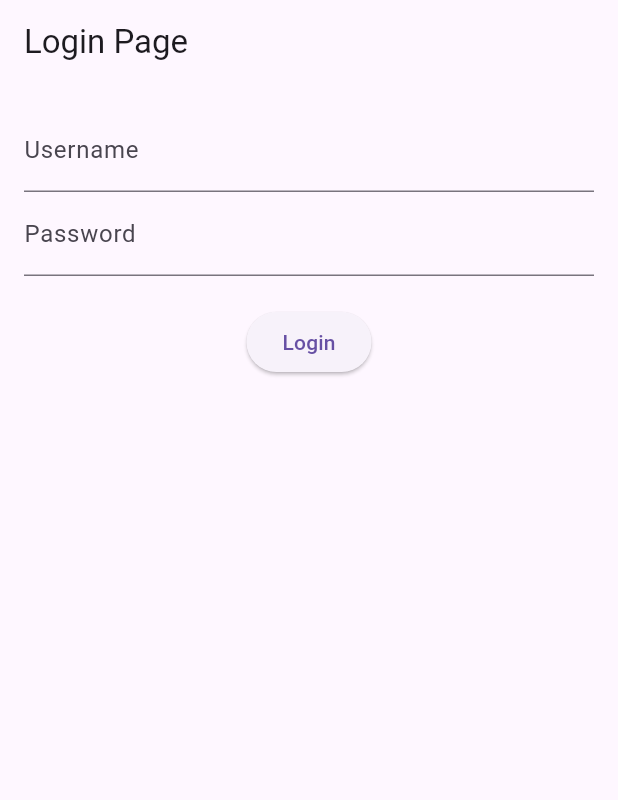
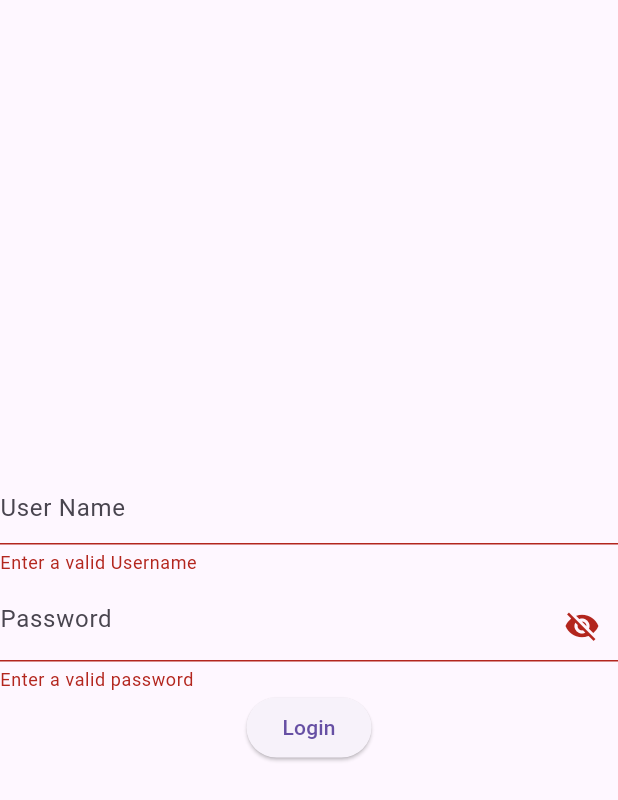
Before and after one commit to amalgopal/Api_Authentication, a Flutter app: the screen it shows after launch, after a tap on "Login", on a phone screen of 412 x 824 dp. Shown: the top 800 px of the screen. Run offline on Flutter 3.47's test engine with Material 3 defaults, Android fonts, the phone set to English and light mode, and no system bars; our stand-ins replace shared_preferences.

Commit message:
i facing auth return null

```diff
--- /dev/null
+++ b/lib/api/api.dart
@@ -0,0 +1,5 @@
+class API {
+  final baseUrl ='https://flutter-amr.noviindus.in/api/';
+  final autUrl='Login';
+
+}
--- a/lib/function/api_function.dart
+++ /dev/null
@@ -1,28 +0,0 @@
-import 'dart:convert';
-import 'package:http/http.dart' as http;
-
-Future<bool> login(String username, String password) async {
-  final url = 'https://flutter-amr.noviindus.in/api/Login';
-  final headers = {
-    'Content-Type': 'application/json',
-  };
-  final body = jsonEncode({
-    'username': username,
-    'password': password,
-  });
-
-  final response = await http.post(
-    Uri.parse(url),
-    headers: headers,
-    body: body,
-  );
-
-  if (response.statusCode == 200) {
-    print("responsCode${response.statusCode}");
-    return true;
-  } else {
-    // Failed to log in
-    print('Failed to log in: ${response.statusCode}');
-    return false;
-  }
-}
--- a/lib/screens/login_page.dart
+++ b/lib/screens/login_page.dart
@@ -1,61 +1,100 @@
+import 'dart:developer';
+
 import 'package:flutter/material.dart';
-import 'package:login_api_authentication/function/api_function.dart';
-import 'package:login_api_authentication/screens/home_page.dart';
-import 'login_service.dart';
+import 'package:login_api_authentication/services/user_auth_service.dart';
 
 class LoginPage extends StatefulWidget {
+  const LoginPage({super.key});
+
   @override
-  _LoginPageState createState() => _LoginPageState();
+  State<LoginPage> createState() => _LoginPageState();
 }
 
 class _LoginPageState extends State<LoginPage> {
-  final TextEditingController _usernameController = TextEditingController();
+  final TextEditingController _userNameController = TextEditingController();
   final TextEditingController _passwordController = TextEditingController();
+  bool visibility = true;
+  final _loginKey = GlobalKey<FormState>();
+
+  @override
+  void dispose() {
+    _userNameController.dispose();
+    _passwordController.dispose();
+    super.dispose();
+  }
 
   @override
   Widget build(BuildContext context) {
     return Scaffold(
-      appBar: AppBar(
-        title: Text('Login Page'),
-      ),
-      body: Padding(
-        padding: EdgeInsets.all(16.0),
+      body: Form(
+        key: _loginKey,
         child: Column(
+          mainAxisAlignment: MainAxisAlignment.center,
+          crossAxisAlignment: CrossAxisAlignment.center,
           children: [
-            TextField(
-              controller: _usernameController,
-              decoration: InputDecoration(labelText: 'Username'),
+            TextFormField(
+              controller: _userNameController,
+              validator: (value) {
+                if (value!.isEmpty) {
+                  return "Enter a valid Username";
+                }
+                return null;
+              },
+              decoration: const InputDecoration(
+                hintText: "User Name",
+              ),
             ),
-            TextField(
+            const SizedBox(
+              height: 10,
+            ),
+            TextFormField(
+              obscureText: visibility,
               controller: _passwordController,
-              decoration: InputDecoration(labelText: 'Password'),
-              obscureText: true,
+              validator: (value) {
+                if (value!.isEmpty) {
+                  return 'Enter a valid password';
+                }
+                return null;
+              },
+              decoration: InputDecoration(
+                hintText: 'Password',
+                suffixIcon: IconButton(
+                  onPressed: () {
+                    setState(() {
+                      visibility = !visibility;
+                    });
+                  },
+                  icon: visibility
+                      ? const Icon(Icons.visibility_off)
+                      : const Icon(Icons.visibility),
+                ),
+              ),
             ),
-            SizedBox(height: 20),
             ElevatedButton(
               onPressed: () async {
-                String username = _usernameController.text;
-                String password = _passwordController.text;
-                bool isLoggedIn = await login(username, password);
-                if (isLoggedIn) {
-                  // Navigate to the next page or show a success message
-print("islogin$isLoggedIn");                  Navigator.of(context).pushReplacement(MaterialPageRoute(builder: (context)=>HomePage()));
-                } else {
-                  // Show an error message
-                  print("islogin$isLoggedIn");
+                if (_loginKey.currentState!.validate()) {
+                  final authService = AuthService();
+                  final userName = _userNameController.text;
+                  final password = _passwordController.text;
+
+
+                  try {
+                    final userData = await authService.loginFunction(userName, password);
+                    if (userData!=null) {
+                      log("userdata ${userData.token}");
+                    } else {
+                      log("Login failed");
+                    }
+                  } catch (e) {
+                    log("Error during login: $e");
+                  }
                 }
               },
-              child: Text('Login'),
-            ),
+              child: const Text("Login"),
+            )
           ],
         ),
       ),
     );
   }
 }
-
-void main() {
-  runApp(MaterialApp(
-    home: LoginPage(),
-  ));
-}
--- a/lib/screens/login_service.dart
+++ /dev/null
@@ -1 +0,0 @@
-// TODO Implement this library.
--- /dev/null
+++ b/lib/services/user_auth_service.dart
@@ -0,0 +1,38 @@
+import 'dart:convert';
+import 'dart:developer';
+import 'package:http/http.dart' as http;
+import 'package:login_api_authentication/api/api.dart';
+import 'package:login_api_authentication/model/user_model.dart';
+import 'package:shared_preferences/shared_preferences.dart';
+
+class AuthService {
+  Future<LoginModel?> loginFunction(String username, String password) async {
+    final body = {'username': username, 'password': password};
+    final headers = {'Content-Type': 'application/json'};
+    try {
+      final response = await http.post(
+          Uri.parse("${API().baseUrl}${API().autUrl}"),
+          body: jsonEncode(body),
+          headers: headers);
+
+      log('Response body: ${response.body}');
+      log('Status code: ${response.statusCode}');
+
+      if (response.statusCode == 200) {
+        final result = jsonDecode(response.body);
+        LoginModel user = LoginModel.fromJson(result);
+
+        SharedPreferences prefs = await SharedPreferences.getInstance();
+        await prefs.setString('token', user.token.toString());
+
+        log("User Data: ${user.token}");
+        return user;
+      } else {
+        log("Failed to login. Status code: ${response.statusCode}, Response: ${response.body}");
+      }
+    } catch (error) {
+      log("Error during login: $error");
+    }
+    return null;
+  }
+}
--- a/pubspec.yaml
+++ b/pubspec.yaml
@@ -36,6 +36,7 @@ dependencies:
   # Use with the CupertinoIcons class for iOS style icons.
   cupertino_icons: ^1.0.2
   http: ^1.2.0
+  shared_preferences: ^2.2.3
 
 dev_dependencies:
   flutter_test:
```
Also changed, not shown: lib/model/user_model.dart (added, +105 -0 lines), pubspec.lock, 1 other file.
